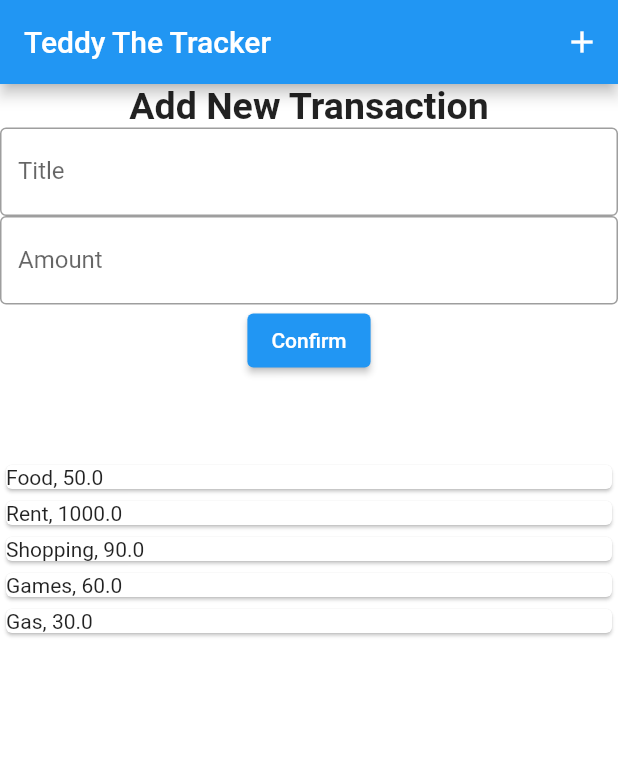
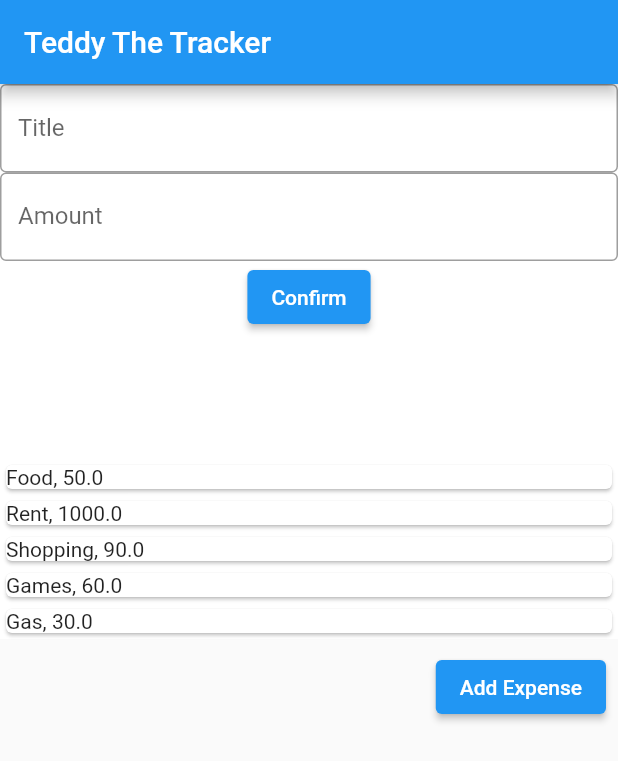
Before and after one commit to mariamabdelati/teddy_the_tracker, a Flutter app: the screen it shows after launch, on a phone screen of 412 x 824 dp. Shown: the top 761 px of the screen. Run offline on Flutter 3.47's test engine with Material 2 defaults, Android fonts, the phone set to English and light mode, and no system bars; our stand-ins replace firebase_core; accounts and stored records are empty.

Commit message:
implementing new page to add expenses

```diff
--- a/lib/main.dart
+++ b/lib/main.dart
@@ -1,110 +1,31 @@
 import 'package:flutter/material.dart';
-import './user_transactions.dart';
-import './transaction.dart';
+import 'package:teddy_the_tracker/main_body.dart';
+import 'package:firebase_core/firebase_core.dart';
 
-
-void main() => runApp(MyApp());
+void main() async {
+  WidgetsFlutterBinding.ensureInitialized();
+  await Firebase.initializeApp();
+  runApp( MyApp());
+}
 
 class MyApp extends StatelessWidget {
   @override
   Widget build(BuildContext context) {
     return MaterialApp(
-      title: 'Payroll',
+      title: 'Teddy The Tracker',
       home: MyHomePage(),
     );
   }
 }
 
 class MyHomePage extends StatelessWidget{
-  var titleController = TextEditingController();
-  var amountController = TextEditingController();
-  Transaction t1 = new Transaction('title', 0);
-
-  final List<Transaction> transactions_list = [
-
-  ];
-
   @override
   Widget build(BuildContext context){
     return Scaffold(
       appBar: AppBar(
         title: Text('Teddy The Tracker'),
-        actions: <Widget>[
-          IconButton(
-            icon: Icon(Icons.add),
-            onPressed: (){
-              // not currently working
-              showModalBottomSheet(
-                context: context,
-                builder: (BuildContext context) {
-                  //return NewTransaction();
-                  return Container(
-                    height: 400,
-                    color: Colors.white,
-                    child: Align(
-                      alignment: Alignment.topCenter,
-                      child: Column(
-                        mainAxisAlignment: MainAxisAlignment.center,
-                        mainAxisSize: MainAxisSize.min,
-                        children: <Widget>[
-                          const Text(
-                            'Add New Transaction',
-                            style: const TextStyle(
-                                fontWeight: FontWeight.bold,
-                                fontSize: 25
-                            ),
-                          ),
-                          TextField(
-                            controller: titleController,
-                            decoration: InputDecoration(
-                              hintText: 'Enter the title for your expense',
-                              labelText: 'Title',
-                              border: OutlineInputBorder(),
-                            ),
-                          ),
-                          TextField(
-                            controller: amountController,
-                            decoration: InputDecoration(
-                              hintText: 'Enter the amount for your expense',
-                              labelText: 'Amount',
-                              border: OutlineInputBorder(),
-                            ),
-                            keyboardType: TextInputType.number,
-                          ),
-                          ElevatedButton(
-                              child: const Text('Confirm'),
-                              // save data
-                              onPressed: () {
-
-                              }
-                          ),
-                          ElevatedButton(
-                            child: const Text('Cancel'),
-                            onPressed: () => Navigator.pop(context),
-                          ),
-                        ],
-                      ),
-                    ),
-                  );
-              },);
-            },
-          ),
-        ],
       ),
-      body:
-      Container(
-        color: Colors.white,
-        child: Align(
-          alignment: Alignment.topLeft,
-          child: Column(
-            mainAxisAlignment: MainAxisAlignment.center,
-            mainAxisSize: MainAxisSize.min,
-            children: <Widget>[
-              UserTransactions()
-            ],
-          ),
-        ),
-      )
+      body: main_body()
     );
   }
 }
--- /dev/null
+++ b/lib/main_body.dart
@@ -0,0 +1,50 @@
+import 'package:flutter/material.dart';
+import 'package:teddy_the_tracker/expenses_page.dart';
+import './user_transactions.dart';
+
+class main_body extends StatefulWidget {
+  const main_body({Key? key}) : super(key: key);
+
+  @override
+  mainbodyState createState() => mainbodyState();
+}
+
+class mainbodyState extends State<main_body> {
+
+
+  @override
+  Widget build(BuildContext context) {
+    return  Column(
+        mainAxisAlignment: MainAxisAlignment.start,
+        crossAxisAlignment: CrossAxisAlignment.stretch,
+        children:[
+          Container(
+            color: Colors.white,
+            child: Align(
+            alignment: Alignment.topLeft,
+            child: Column(
+            mainAxisAlignment: MainAxisAlignment.center,
+            mainAxisSize: MainAxisSize.min,
+            children: <Widget>[
+            UserTransactions()
+          ],
+        ),
+      ),
+    ),
+   Container(
+       alignment: Alignment.bottomRight,
+     padding: const EdgeInsets.all(8.0),
+     child: ElevatedButton(
+         child: const Text('Add Expense'),
+         onPressed: () {
+           Navigator.push(
+             context,
+             MaterialPageRoute(builder: (context) => ExpensePage()),
+           );
+         }
+     ),
+   )
+    ]
+    );
+  }
+}
--- a/lib/new_transactions.dart
+++ b/lib/new_transactions.dart
@@ -19,13 +19,6 @@ class NewTransaction extends StatelessWidget {
           mainAxisAlignment: MainAxisAlignment.center,
           mainAxisSize: MainAxisSize.min,
           children: <Widget>[
-            const Text(
-              'Add New Transaction',
-              style: const TextStyle(
-                  fontWeight: FontWeight.bold,
-                  fontSize: 25
-              ),
-            ),
             TextField(
               controller: titleController,
               decoration: InputDecoration(
--- a/lib/user_transactions.dart
+++ b/lib/user_transactions.dart
@@ -4,14 +4,10 @@ import './transactions_list.dart';
 import './transaction.dart';
 
 class UserTransactions extends StatefulWidget {
-
-
-
-
   @override
-  _UserTransactionsState createState() => _UserTransactionsState();
+  UserTransactionsState createState() => UserTransactionsState();
 }
-class _UserTransactionsState extends State<UserTransactions>{
+class UserTransactionsState extends State<UserTransactions>{
   final List<Transaction> _userTransactions = [
 
     //adding expenses manually
```
Also changed, not shown: lib/expenses_page.dart (added, +96 -0 lines), pubspec.yaml (+12 -3 lines), pubspec.lock, 3 other files.
